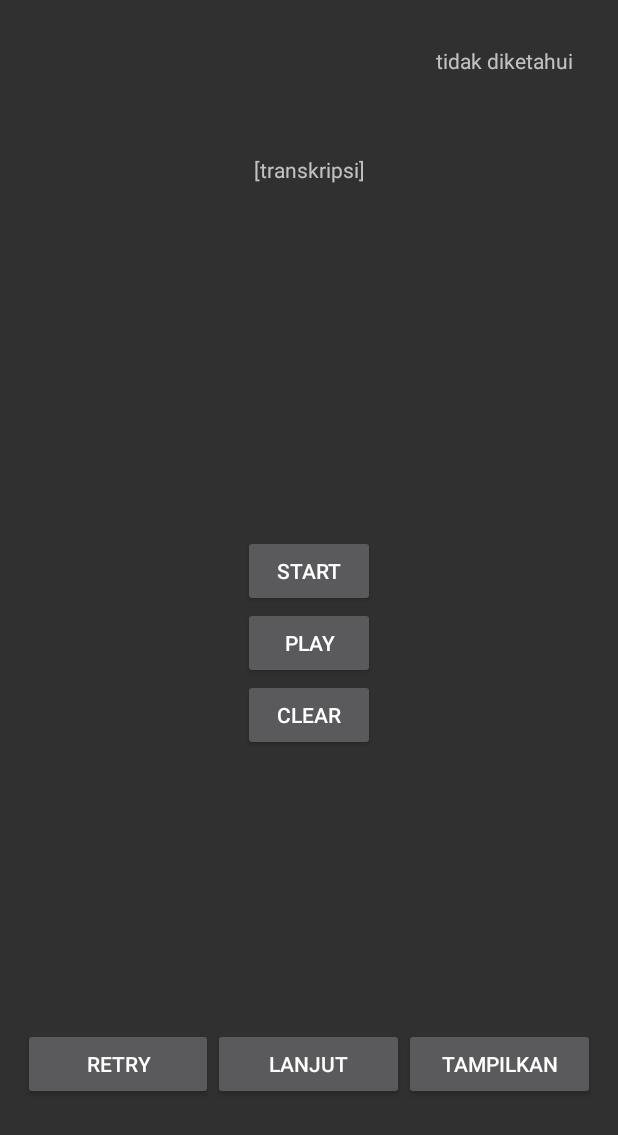
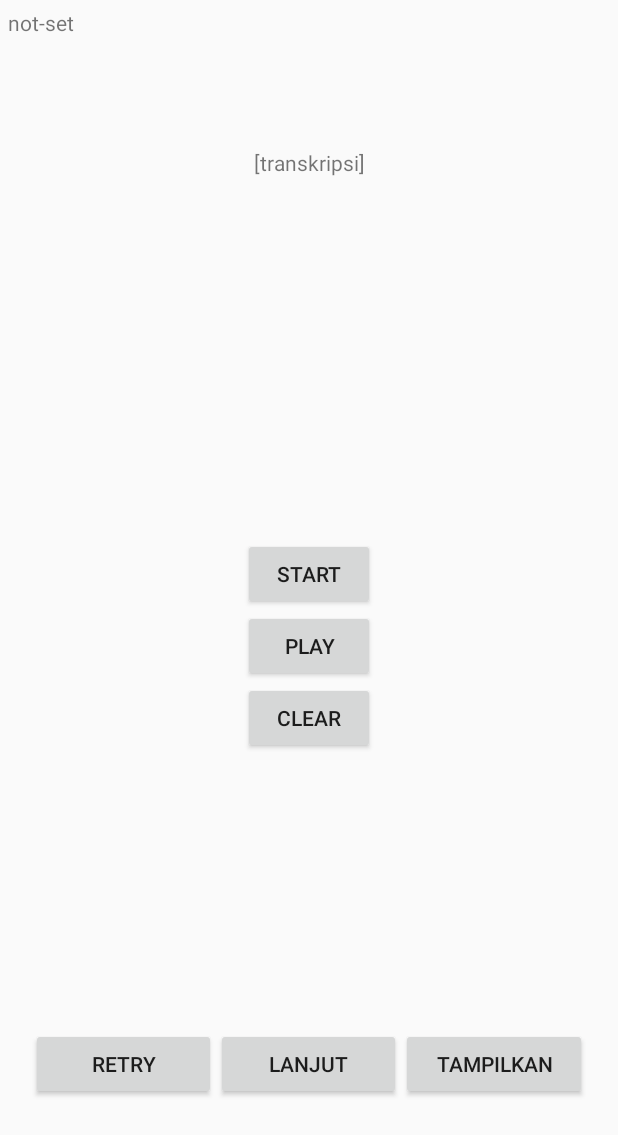
Before and after one commit to quranyamal/rafiqul-huffazh, an Android app: the MurojaahActivity screen opened directly, with no data from a screen before it, on a phone screen of 412 x 824 dp. Shown: the top 1135 px of the screen. Run offline under Robolectric (Android 15) with nearby library versions, the phone set to English and light mode, and no system bars; our stand-ins replace data binding; 1 statement that could not run was skipped.

Commit message:
create ControlFragment, refactor murojaah views

```diff
--- a/app/build.gradle
+++ b/app/build.gradle
@@ -4,7 +4,7 @@ android {
     compileSdkVersion 27
     defaultConfig {
         applicationId "org.tangaya.quranasrclient"
-        minSdkVersion 15
+        minSdkVersion 19
         targetSdkVersion 27
         versionCode 1
         versionName "1.0"
@@ -35,8 +35,9 @@ android {
 
 dependencies {
     implementation fileTree(dir: 'libs', include: ['*.jar'])
-    implementation 'com.android.support:appcompat-v7:27.0.2'
+    implementation 'com.android.support:appcompat-v7:27.1.1'
     implementation 'com.android.support.constraint:constraint-layout:1.1.0'
+    implementation 'com.android.support:support-v4:27.1.1'
     testImplementation 'junit:junit:4.12'
     androidTestImplementation 'com.android.support.test:runner:1.0.1'
     androidTestImplementation 'com.android.support.test.espresso:espresso-core:3.0.1'
--- a/app/src/main/AndroidManifest.xml
+++ b/app/src/main/AndroidManifest.xml
@@ -12,7 +12,7 @@
         android:label="@string/app_name"
         android:roundIcon="@mipmap/ic_launcher_round"
         android:supportsRtl="true"
-        android:theme="@style/Theme.AppCompat.NoActionBar">
+        android:theme="@style/Theme.AppCompat.Light.NoActionBar">
         <activity android:name=".home.HomeActivity">
             <intent-filter>
                 <action android:name="android.intent.action.MAIN" />
--- /dev/null
+++ b/app/src/main/java/org/tangaya/quranasrclient/ControlFragment.java
@@ -0,0 +1,51 @@
+package org.tangaya.quranasrclient;
+
+import android.content.Context;
+import android.net.Uri;
+import android.os.Bundle;
+import android.support.v4.app.Fragment;
+import android.view.LayoutInflater;
+import android.view.View;
+import android.view.ViewGroup;
+
+
+public class ControlFragment extends Fragment {
+
+    //private OnFragmentInteractionListener mListener;
+
+    public ControlFragment() {}
+
+    public static ControlFragment newInstance() {
+        return new ControlFragment();
+    }
+
+    @Override
+    public void onCreate(Bundle savedInstanceState) {
+        super.onCreate(savedInstanceState);
+    }
+
+    @Override
+    public View onCreateView(LayoutInflater inflater, ViewGroup container,
+                             Bundle savedInstanceState) {
+        // Inflate the layout for this fragment
+        return inflater.inflate(R.layout.fragment_control, container, false);
+    }
+
+
+    @Override
+    public void onAttach(Context context) {
+        super.onAttach(context);
+//        if (context instanceof OnFragmentInteractionListener) {
+//            mListener = (OnFragmentInteractionListener) context;
+//        } else {
+//            throw new RuntimeException(context.toString()
+//                    + " must implement OnFragmentInteractionListener");
+//        }
+    }
+
+
+//    public interface OnFragmentInteractionListener {
+//        // TODO: Update argument type and name
+//        void onFragmentInteraction(Uri uri);
+//    }
+}
--- a/app/src/main/java/org/tangaya/quranasrclient/data/Surah.java
+++ b/app/src/main/java/org/tangaya/quranasrclient/data/Surah.java
@@ -9,8 +9,6 @@ public class Surah {
     public Surah(int id, String title) {
         mId = id;
         mTitle = title;
-
-        Log.d("Surah", "surah " + id + ". " +title+" created");
     }
 
     public int getId() {
--- a/app/src/main/java/org/tangaya/quranasrclient/murojaah/MurojaahActivity.java
+++ b/app/src/main/java/org/tangaya/quranasrclient/murojaah/MurojaahActivity.java
@@ -6,23 +6,79 @@ import android.support.v4.app.FragmentActivity;
 import android.support.v4.app.FragmentTransaction;
 import android.support.v7.app.AppCompatActivity;
 import android.os.Bundle;
+import android.view.View;
+import android.widget.Button;
+import android.widget.TextView;
 
+import org.tangaya.quranasrclient.ControlFragment;
 import org.tangaya.quranasrclient.ViewModelFactory;
 import org.tangaya.quranasrclient.data.source.TranscriptionsRepository;
 import org.tangaya.quranasrclient.R;
+import org.tangaya.quranasrclient.service.WavAudioRecorder;
+
+import java.io.File;
 
 public class MurojaahActivity extends AppCompatActivity implements MurojaahNavigator {
+
+    String surah = "not-set";
+
+    Button recordButton, clearButton;
+    WavAudioRecorder mRecorder;
+
+    String mRecordFilePath = "/storage/emulated/0/DCIM/bismillah.wav";
 
     @Override
     protected void onCreate(Bundle savedInstanceState) {
         super.onCreate(savedInstanceState);
         setContentView(R.layout.activity_murojaah);
 
-        MurojaahFragment murojaahFragment = obtainViewFragment();
+        surah = getIntent().getExtras().getString("surah");
+        TextView surahTv = findViewById(R.id.surah_name);
+        surahTv.setText(surah);
+
+        setupView();
+
+        ControlFragment controlFragment = obtainViewFragment();
         FragmentTransaction transaction = getSupportFragmentManager().beginTransaction();
-        transaction.replace(R.id.murojaahFrame, murojaahFragment);
+        transaction.replace(R.id.murojaah_control_frame, controlFragment);
         transaction.commit();
+    }
 
+    private void setupView() {
+        recordButton = (Button) findViewById(R.id.record);
+        recordButton.setText("Start");
+        mRecorder = WavAudioRecorder.getInstanse();
+        mRecorder.setOutputFile(mRecordFilePath);
+        recordButton.setOnClickListener(new View.OnClickListener() {
+            @Override
+            public void onClick(View v) {
+                if (WavAudioRecorder.State.INITIALIZING == mRecorder.getState()) {
+                    mRecorder.prepare();
+                    mRecorder.start();
+                    recordButton.setText("Stop");
+                } else if (WavAudioRecorder.State.ERROR == mRecorder.getState()) {
+                    mRecorder.release();
+                    mRecorder = WavAudioRecorder.getInstanse();
+                    mRecorder.setOutputFile(mRecordFilePath);
+                    recordButton.setText("Start");
+                } else {
+                    mRecorder.stop();
+                    mRecorder.reset();
+                    recordButton.setText("Start");
+                }
+            }
+        });
+        clearButton = (Button) findViewById(R.id.reset);
+        clearButton.setText("Clear");
+        clearButton.setOnClickListener(new View.OnClickListener() {
+            @Override
+            public void onClick(View v) {
+                File pcmFile = new File(mRecordFilePath);
+                if (pcmFile.exists()) {
+                    pcmFile.delete();
+                }
+            }
+        });
     }
 
     public static MurojaahViewModel obtainViewModel(FragmentActivity activity) {
@@ -35,25 +91,17 @@ public class MurojaahActivity extends AppCompatActivity implements MurojaahNavig
     }
 
     @NonNull
-    private MurojaahFragment obtainViewFragment() {
+    private ControlFragment obtainViewFragment() {
         // View Fragment
-        MurojaahFragment murojaahFragment = (MurojaahFragment) getSupportFragmentManager()
-                .findFragmentById(R.id.murojaahFrame);
+        ControlFragment controlFragment = (ControlFragment) getSupportFragmentManager()
+                .findFragmentById(R.id.murojaah_control_frame);
 
-        if (murojaahFragment == null) {
-            murojaahFragment = MurojaahFragment.newInstance();
-            // Send the task ID to the fragment
-
-            // Bundle bundle = new Bundle();
-            // bundle.putString(MurojaahFragment.ARGUMENT_EDIT_TASK_ID,
-               //     getIntent().getStringExtra(AddEditTaskFragment.ARGUMENT_EDIT_TASK_ID));
-            // addEditTaskFragment.setArguments(bundle);
+        if (controlFragment == null) {
+            controlFragment = ControlFragment.newInstance();
         }
-        return murojaahFragment;
+        return controlFragment;
     }
 
     @Override
-    public void onStartRecord() {
-
-    }
+    public void onStartRecord() {}
 }
--- a/app/src/main/res/layout/activity_murojaah.xml
+++ b/app/src/main/res/layout/activity_murojaah.xml
@@ -13,48 +13,85 @@
     <android.support.v7.widget.LinearLayoutCompat
         android:layout_width="match_parent"
         android:layout_height="match_parent"
-    tools:context=".murojaah.MurojaahActivity"
+        tools:context=".murojaah.MurojaahFragment"
         android:orientation="vertical"
-    android:padding="15dp"
-    android:layout_weight="10">
+        android:layout_weight="10"
+        android:padding="5dp">
 
-    <FrameLayout
-        android:id="@+id/murojaahFrame"
+        <TextView
+            android:id="@+id/surah_name"
+            android:layout_width="wrap_content"
+            android:layout_height="wrap_content"
+            android:text="Surat ..."/>
+
+        <TextView
+            android:id="@+id/server_status"
             android:layout_width="match_parent"
-        android:layout_height="0dp"
-        android:layout_weight="7">
-    </FrameLayout>
+            android:layout_height="wrap_content"
+            android:text="@={viewmodel.serverStatus}"
+            android:layout_gravity="end"
+            android:textAlignment="textEnd"/>
 
         <LinearLayout
             android:layout_width="match_parent"
             android:layout_height="0dp"
             android:layout_weight="3"
-        android:orientation="horizontal"
+            android:orientation="vertical">
+
+            <TextView
+                android:id="@+id/result"
+                android:layout_width="match_parent"
+                android:layout_height="0dp"
+                android:layout_weight="1"
+                android:text="[transkripsi]"
+                android:gravity="center"
+                android:textAlignment="center"/>
+
+            <TextView
+                android:id="@+id/coba_viewmodel"
+                android:layout_width="match_parent"
+                android:layout_height="0dp"
+                android:layout_weight="1"
+                android:text="@={viewmodel.transcriptionText}"
+                android:gravity="center"
+                android:textAlignment="center"/>
+
+        </LinearLayout>
+
+        <LinearLayout
+            android:layout_width="match_parent"
+            android:layout_height="0dp"
+            android:layout_weight="3"
+            android:orientation="vertical"
             android:gravity="center">
 
             <Button
-            android:id="@+id/retry"
-            android:layout_width="0dp"
+                android:id="@+id/record"
+                android:layout_width="wrap_content"
                 android:layout_height="wrap_content"
-            android:layout_weight="1"
-            android:text="Retry"
-            android:layout_marginTop="20dp"/>
+                android:text="Rekam"/>
+
             <Button
-            android:id="@+id/next"
-            android:layout_width="0dp"
+                android:id="@+id/play"
+                android:layout_width="wrap_content"
                 android:layout_height="wrap_content"
-            android:layout_weight="1"
-            android:text="Lanjut"
-            android:layout_marginTop="20dp"/>
+                android:text="Play"/>
+
             <Button
-            android:id="@+id/hint"
-            android:layout_width="0dp"
+                android:id="@+id/reset"
+                android:layout_width="wrap_content"
                 android:layout_height="wrap_content"
-            android:layout_weight="1"
-            android:text="Tampilkan"
-            android:layout_marginTop="20dp"/>
+                android:text="Reset"/>
 
         </LinearLayout>
 
+        <FrameLayout
+            android:id="@+id/murojaah_control_frame"
+            android:layout_width="match_parent"
+            android:layout_height="0dp"
+            android:layout_weight="3"
+            android:elevation="3dp">
+        </FrameLayout>
+
     </android.support.v7.widget.LinearLayoutCompat>
 </layout>
--- /dev/null
+++ b/app/src/main/res/layout/fragment_control.xml
@@ -0,0 +1,48 @@
+<FrameLayout xmlns:android="http://schemas.android.com/apk/res/android"
+    xmlns:tools="http://schemas.android.com/tools"
+    android:layout_width="match_parent"
+    android:layout_height="match_parent"
+    tools:context="org.tangaya.quranasrclient.ControlFragment">
+
+    <android.support.v7.widget.LinearLayoutCompat
+        android:layout_width="match_parent"
+        android:layout_height="match_parent"
+        tools:context=".murojaah.MurojaahActivity"
+        android:orientation="vertical"
+        android:padding="15dp"
+        android:layout_weight="10">
+
+        <LinearLayout
+            android:layout_width="match_parent"
+            android:layout_height="0dp"
+            android:layout_weight="3"
+            android:orientation="horizontal"
+            android:gravity="center">
+
+            <Button
+                android:id="@+id/retry"
+                android:layout_width="0dp"
+                android:layout_height="wrap_content"
+                android:layout_weight="1"
+                android:text="Retry"
+                android:layout_marginTop="20dp"/>
+            <Button
+                android:id="@+id/next"
+                android:layout_width="0dp"
+                android:layout_height="wrap_content"
+                android:layout_weight="1"
+                android:text="Lanjut"
+                android:layout_marginTop="20dp"/>
+            <Button
+                android:id="@+id/hint"
+                android:layout_width="0dp"
+                android:layout_height="wrap_content"
+                android:layout_weight="1"
+                android:text="Tampilkan"
+                android:layout_marginTop="20dp"/>
+
+        </LinearLayout>
+
+    </android.support.v7.widget.LinearLayoutCompat>
+
+</FrameLayout>
```
Also changed, not shown: app/src/main/java/org/tangaya/quranasrclient/murojaah/RecyclerTouchListener.java (added, +46 -0 lines), app/src/main/java/org/tangaya/quranasrclient/murojaah/SurahSelectionActivity.java (+21 -2 lines). Lines whose indentation alone changed are shown as unchanged.
